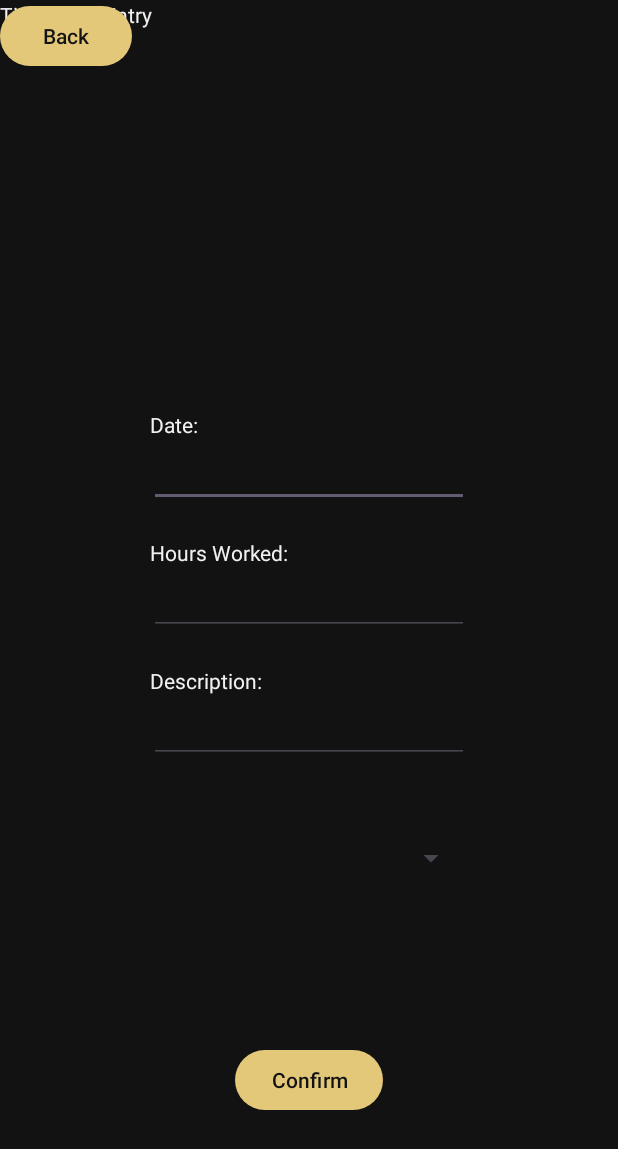
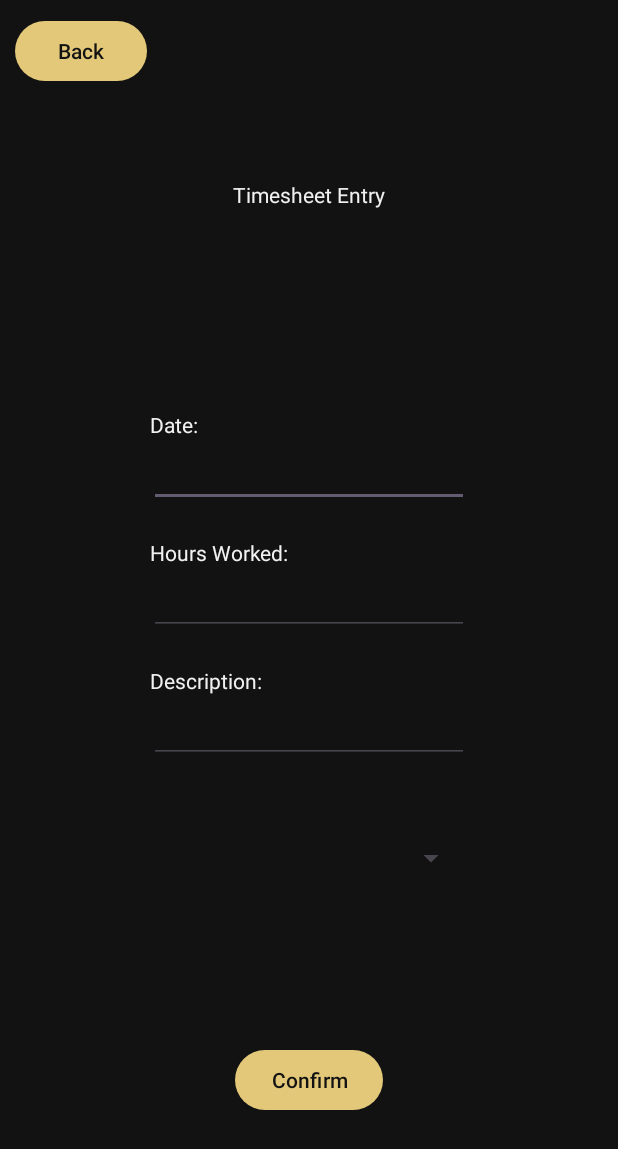
Before and after one commit to Thakshin4/Kronos, an Android app: the TimesheetActivity screen opened directly, with no data from a screen before it, on a phone screen of 412 x 824 dp. Shown: the top 1149 px of the screen. Run offline under Robolectric (Android 15) with nearby library versions, the phone set to English and light mode, and no system bars.

Commit message:
UI Adjustments

```diff
--- a/app/src/main/res/layout/activity_timesheet.xml
+++ b/app/src/main/res/layout/activity_timesheet.xml
@@ -10,9 +10,11 @@
         android:id="@+id/textView12"
         android:layout_width="wrap_content"
         android:layout_height="wrap_content"
+        android:layout_marginTop="120dp"
         android:text="Timesheet Entry"
-        tools:layout_editor_absoluteX="175dp"
-        tools:layout_editor_absoluteY="76dp" />
+        app:layout_constraintEnd_toEndOf="parent"
+        app:layout_constraintStart_toStartOf="parent"
+        app:layout_constraintTop_toTopOf="parent" />
 
     <EditText
         android:id="@+id/entry_date_input"
@@ -89,9 +91,11 @@
         android:id="@+id/timesheet_back_button"
         android:layout_width="wrap_content"
         android:layout_height="wrap_content"
+        android:layout_marginStart="10dp"
+        android:layout_marginTop="10dp"
         android:text="Back"
-        tools:layout_editor_absoluteX="22dp"
-        tools:layout_editor_absoluteY="21dp" />
+        app:layout_constraintStart_toStartOf="parent"
+        app:layout_constraintTop_toTopOf="parent" />
 
     <Spinner
         android:id="@+id/entry_category_input"
```
